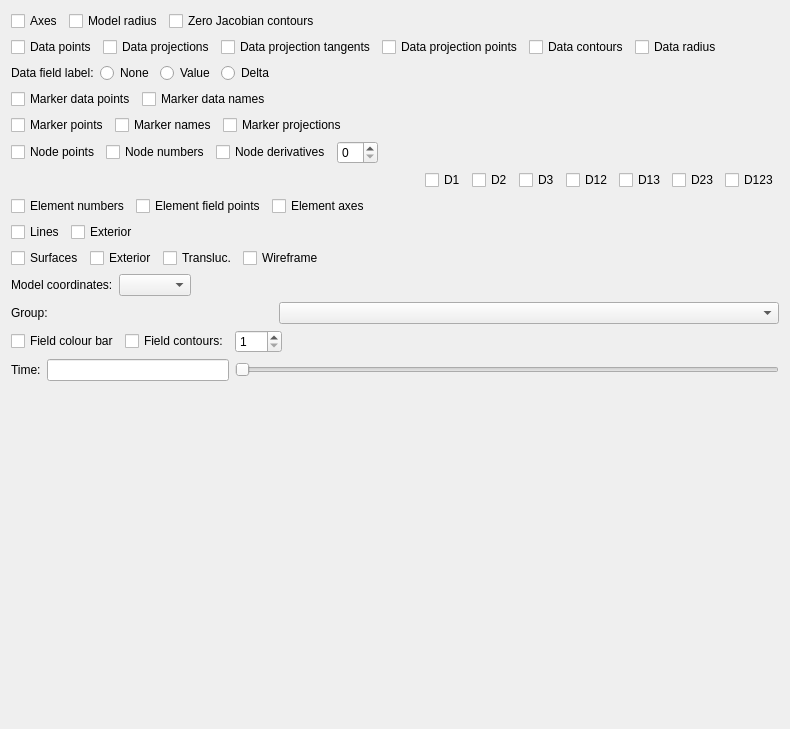
This is res/designer/displaysettingswidget.ui in hsorby/cmlibs.widgets as Qt 5 draws it before an edit. The edited form follows.
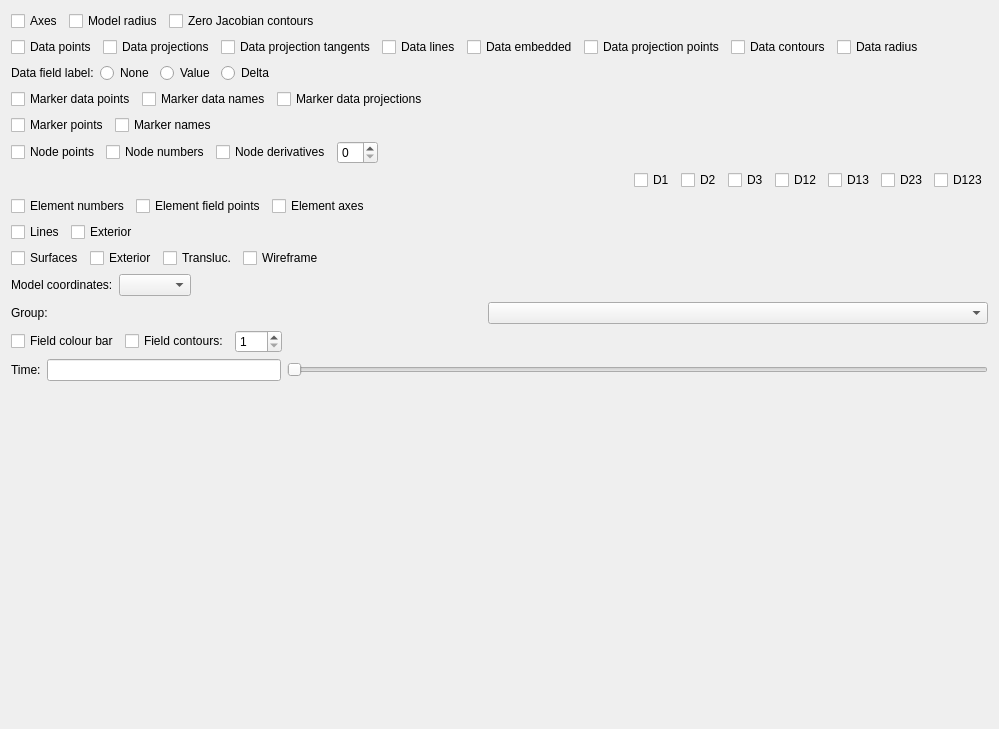
This is the edited form. Custom widgets are drawn as their Qt base class.

Commit message: Add support for display settings in the dataembedderstep.

What changed in the file:
```diff
--- a/res/designer/displaysettingswidget.ui
+++ b/res/designer/displaysettingswidget.ui
@@ -6,7 +6,7 @@
    <rect>
     <x>0</x>
     <y>0</y>
-    <width>790</width>
+    <width>999</width>
     <height>729</height>
    </rect>
   </property>
@@ -135,6 +135,23 @@
            </property>
           </widget>
          </item>
+         <item>
+          <widget class="QCheckBox" name="displayDataLines_checkBox">
+           <property name="text">
+            <string>Data lines</string>
+           </property>
+          </widget>
+         </item>
+         <item>
+          <widget class="QCheckBox" name="displayDataEmbedded_checkBox">
+           <property name="toolTip">
+            <string>&lt;html&gt;&lt;head/&gt;&lt;body&gt;&lt;p&gt;Show data embedded in model coordinates.&lt;/p&gt;&lt;/body&gt;&lt;/html&gt;</string>
+           </property>
+           <property name="text">
+            <string>Data embedded</string>
+           </property>
+          </widget>
+         </item>
          <item>
           <widget class="QCheckBox" name="displayDataProjectionPoints_checkBox">
            <property name="text">
@@ -269,6 +286,13 @@
            </property>
           </widget>
          </item>
+         <item>
+          <widget class="QCheckBox" name="displayDataMarkerProjections_checkBox">
+           <property name="text">
+            <string>Marker data projections</string>
+           </property>
+          </widget>
+         </item>
          <item>
           <spacer name="displayDataMarkers_horizontalSpacer">
            <property name="orientation">
@@ -276,7 +300,7 @@
            </property>
            <property name="sizeHint" stdset="0">
             <size>
-             <width>481</width>
+             <width>520</width>
              <height>20</height>
             </size>
            </property>
@@ -320,13 +344,6 @@
            </property>
           </widget>
          </item>
-         <item>
-          <widget class="QCheckBox" name="displayMarkerDataProjections_checkBox">
-           <property name="text">
-            <string>Marker projections</string>
-           </property>
-          </widget>
-         </item>
          <item>
           <spacer name="displayMarker_horizontalSpacer">
            <property name="orientation">
@@ -334,7 +351,7 @@
            </property>
            <property name="sizeHint" stdset="0">
             <size>
-             <width>402</width>
+             <width>750</width>
              <height>20</height>
             </size>
            </property>
```
The commit also changes 2 other files.
